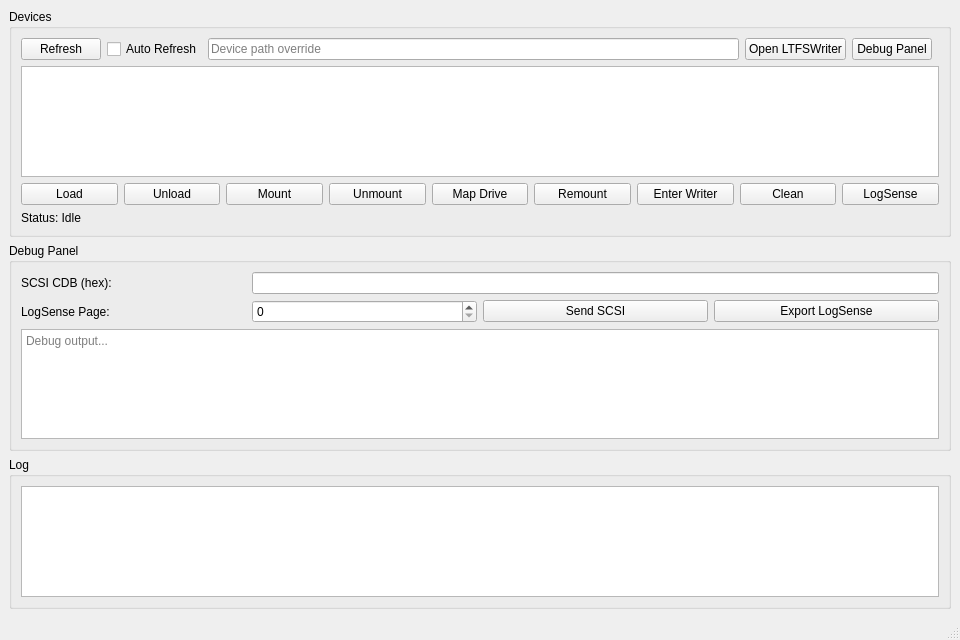
Old version of the form src/ui/forms/main_window.ui in the repository Gypsop/QLTOTapeMan.
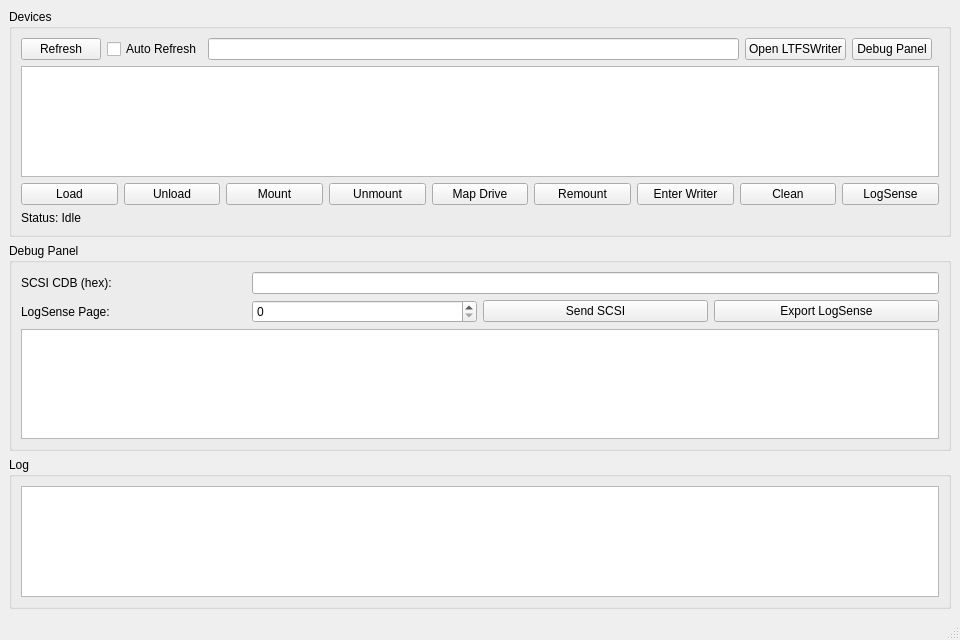
New version of the form.

Diff of the .ui file:
```diff
--- a/src/ui/forms/main_window.ui
+++ b/src/ui/forms/main_window.ui
@@ -25,7 +25,7 @@
         <layout class="QHBoxLayout" name="deviceToolbarLayout">
          <item><widget class="QPushButton" name="refreshButton"><property name="text"><string>Refresh</string></property></widget></item>
          <item><widget class="QCheckBox" name="autoRefreshCheck"><property name="text"><string>Auto Refresh</string></property></widget></item>
-         <item><widget class="QLineEdit" name="devicePathEdit"><property name="placeholderText"><string>Device path override</string></property></widget></item>
+         <item><widget class="QLineEdit" name="devicePathEdit"/></item>
          <item><widget class="QPushButton" name="openWriterButton"><property name="text"><string>Open LTFSWriter</string></property></widget></item>
          <item><widget class="QPushButton" name="toggleDebugButton"><property name="text"><string>Debug Panel</string></property></widget></item>
          <item><spacer name="spacer1"><property name="orientation"><enum>Qt::Horizontal</enum></property><property name="sizeType"><enum>QSizePolicy::Expanding</enum></property></spacer></item>
@@ -75,7 +75,6 @@
        <item row="2" column="0" colspan="4">
         <widget class="QPlainTextEdit" name="debugOutput">
          <property name="readOnly"><bool>true</bool></property>
-         <property name="placeholderText"><string>Debug output...</string></property>
         </widget>
        </item>
       </layout>
```
